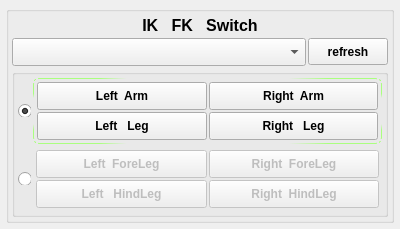
Above: core/ANI/IKFKSwitch/IKFKSwitch.ui from zclongpop123/MPToolkit before the change. Below: the same form after it.
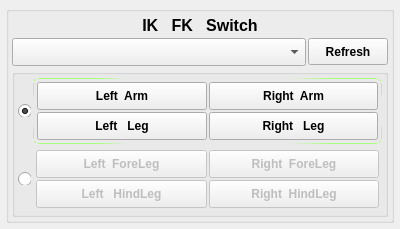
That is the form after the change.

Patch:
```diff
--- a/core/ANI/IKFKSwitch/IKFKSwitch.ui
+++ b/core/ANI/IKFKSwitch/IKFKSwitch.ui
@@ -130,7 +130,7 @@
             <string notr="true"/>
            </property>
            <property name="text">
-            <string>refresh</string>
+            <string>Refresh</string>
            </property>
           </widget>
          </item>
```
